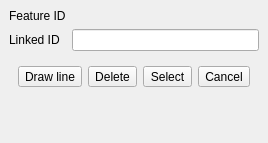
3nids/linkit, file ui/ui_linker.ui: the form before one commit.
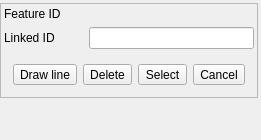
The form after the commit. Icons and pictures are not drawn.

The edit to the form file:
```diff
--- a/ui/ui_linker.ui
+++ b/ui/ui_linker.ui
@@ -6,40 +6,57 @@
    <rect>
     <x>0</x>
     <y>0</y>
-    <width>218</width>
-    <height>143</height>
+    <width>242</width>
+    <height>140</height>
    </rect>
   </property>
   <property name="windowTitle">
    <string>Link It</string>
   </property>
   <widget class="QWidget" name="dockWidgetContents">
-   <layout class="QFormLayout" name="formLayout">
-    <item row="0" column="0">
-     <widget class="QLabel" name="label">
-      <property name="text">
-       <string>Feature ID</string>
-      </property>
-     </widget>
-    </item>
-    <item row="0" column="1">
-     <widget class="QLabel" name="featureIdLabel">
-      <property name="text">
-       <string/>
-      </property>
-     </widget>
-    </item>
-    <item row="1" column="0">
+   <layout class="QGridLayout" name="gridLayout_3">
+    <property name="leftMargin">
+     <number>0</number>
+    </property>
+    <property name="topMargin">
+     <number>3</number>
+    </property>
+    <property name="rightMargin">
+     <number>3</number>
+    </property>
+    <property name="bottomMargin">
+     <number>3</number>
+    </property>
+    <property name="spacing">
+     <number>3</number>
+    </property>
+    <item row="0" column="0" rowspan="2" colspan="2">
+     <widget class="QFrame" name="frame">
+      <property name="frameShape">
+       <enum>QFrame::StyledPanel</enum>
+      </property>
+      <property name="frameShadow">
+       <enum>QFrame::Raised</enum>
+      </property>
+      <layout class="QGridLayout" name="gridLayout_2">
+       <property name="margin">
+        <number>3</number>
+       </property>
+       <item row="2" column="0">
      <widget class="QLabel" name="label_2">
       <property name="text">
        <string>Linked ID</string>
       </property>
      </widget>
     </item>
-    <item row="1" column="1">
-     <widget class="QLineEdit" name="linkedItemID"/>
-    </item>
-    <item row="2" column="0" colspan="2">
+       <item row="0" column="0">
+        <widget class="QLabel" name="label">
+         <property name="text">
+          <string>Feature ID</string>
+         </property>
+        </widget>
+       </item>
+       <item row="3" column="0" colspan="3">
      <widget class="QWidget" name="widget" native="true">
       <layout class="QGridLayout" name="gridLayout">
        <item row="0" column="4">
@@ -101,6 +118,32 @@
        </item>
       </layout>
      </widget>
+       </item>
+       <item row="2" column="1" colspan="2">
+        <widget class="QLineEdit" name="linkedItemID"/>
+       </item>
+       <item row="0" column="1" colspan="2">
+        <widget class="QLabel" name="featureIdLabel">
+         <property name="text">
+          <string/>
+         </property>
+        </widget>
+       </item>
+      </layout>
+     </widget>
+    </item>
+    <item row="2" column="0">
+     <spacer name="verticalSpacer">
+      <property name="orientation">
+       <enum>Qt::Vertical</enum>
+      </property>
+      <property name="sizeHint" stdset="0">
+       <size>
+        <width>20</width>
+        <height>40</height>
+       </size>
+      </property>
+     </spacer>
     </item>
    </layout>
   </widget>
```
Lines whose indentation alone changed are shown as unchanged.
